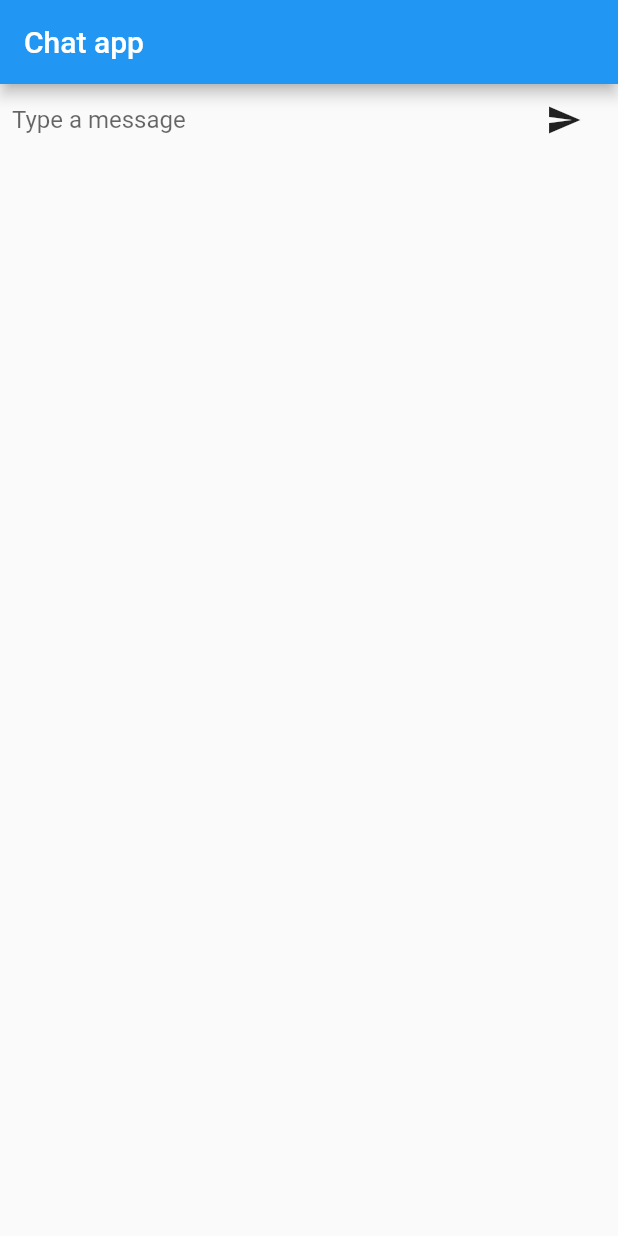
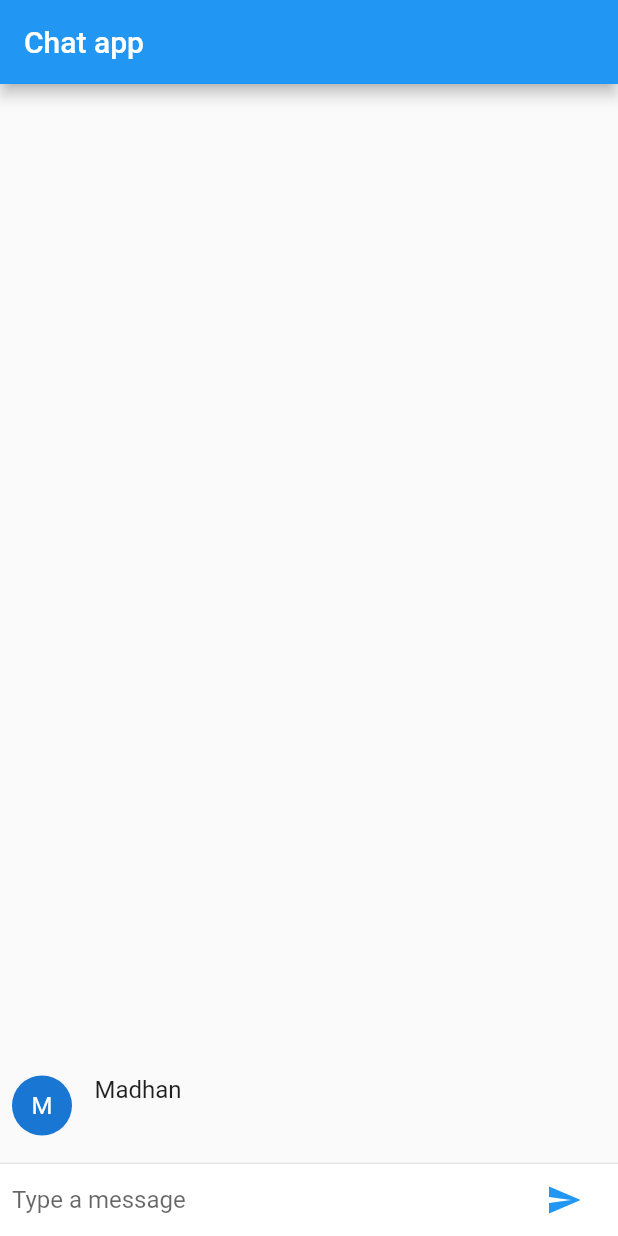
Before and after one commit to madhank93/flutter_chat_app, a Flutter app: the screen it shows after launch, after a tap on the "send" icon, on a phone screen of 412 x 824 dp. Run offline on Flutter 3.47's test engine with Material 2 defaults, Android fonts, the phone set to English and light mode, and no system bars.

Commit message:
completing chat app

```diff
--- /dev/null
+++ b/lib/chat_message_list.dart
@@ -0,0 +1,36 @@
+import 'package:flutter/material.dart';
+
+class ChatMessageList extends StatelessWidget {
+  final String _name = 'Madhan';
+  final String _text;
+
+  ChatMessageList(this._text);
+
+  @override
+  Widget build(BuildContext context) {
+    return Container(
+      margin: EdgeInsets.symmetric(vertical: 10),
+      child: Row(
+        crossAxisAlignment: CrossAxisAlignment.start,
+        children: <Widget>[
+          Container(
+            margin: EdgeInsets.only(right: 15),
+            child: CircleAvatar(
+              child: Text(_name[0]),
+            ),
+          ),
+          Column(
+            crossAxisAlignment: CrossAxisAlignment.start,
+            children: <Widget>[
+              Text(_name, style: Theme.of(context).textTheme.subhead,),
+              Container(
+                margin: EdgeInsets.only(top: 5),
+              ),
+              Text(_text),
+            ],
+          )
+        ],
+      ),
+    );
+  }
+}
--- a/lib/chat_screen.dart
+++ b/lib/chat_screen.dart
@@ -1,4 +1,5 @@
 import 'package:flutter/material.dart';
+import 'package:flutterchatapp/chat_message_list.dart';
 
 class ChatScreen extends StatefulWidget {
   @override
@@ -7,13 +8,21 @@ class ChatScreen extends StatefulWidget {
 
 class _ChatScreenState extends State<ChatScreen> {
   final TextEditingController _textController = TextEditingController();
+  final List<ChatMessageList> _messages = <ChatMessageList>[];
 
   void _handleSubmit(String text) {
     _textController.clear();
+
+    ChatMessageList msg = ChatMessageList(text);
+    setState(() {
+      _messages.insert(0, msg);
+    });
   }
 
   Widget _textComposerWidget() {
-    return Container(
+    return IconTheme(
+      data: IconThemeData(color: Colors.blue),
+      child: Container(
         margin: EdgeInsets.symmetric(horizontal: 8),
         child: Row(
           children: <Widget>[
@@ -37,11 +46,32 @@ class _ChatScreenState extends State<ChatScreen> {
             )
           ],
         ),
+      ),
     );
   }
 
   @override
   Widget build(BuildContext context) {
-    return _textComposerWidget();
+    return new Column(
+      children: <Widget>[
+        Flexible(
+          child: ListView.builder(
+            padding: EdgeInsets.all(8),
+            reverse: true,
+            itemBuilder: (_, index) => _messages[index],
+            itemCount: _messages.length,
+          ),
+        ),
+        Divider(
+          height: 1,
+        ),
+        Container(
+          decoration: BoxDecoration(
+            color: Theme.of(context).cardColor,
+          ),
+          child: _textComposerWidget(),
+        ),
+      ],
+    );
   }
 }
--- a/lib/home_page.dart
+++ b/lib/home_page.dart
@@ -2,15 +2,13 @@ import 'package:flutter/material.dart';
 import 'package:flutterchatapp/chat_screen.dart';
 
 class HomePage extends StatelessWidget {
-
   @override
-  Widget build (BuildContext context) {
+  Widget build(BuildContext context) {
     return Scaffold(
       appBar: AppBar(
         title: Text('Chat app'),
       ),
       body: ChatScreen(),
     );
-
   }
 }
--- a/lib/main.dart
+++ b/lib/main.dart
@@ -8,6 +8,7 @@ class MyApp extends StatelessWidget {
   @override
   Widget build(BuildContext context) {
     return MaterialApp(
+      debugShowCheckedModeBanner: false,
       title: 'Chat App',
       home: HomePage(),
     );
```
Lines whose indentation alone changed are shown as unchanged.
